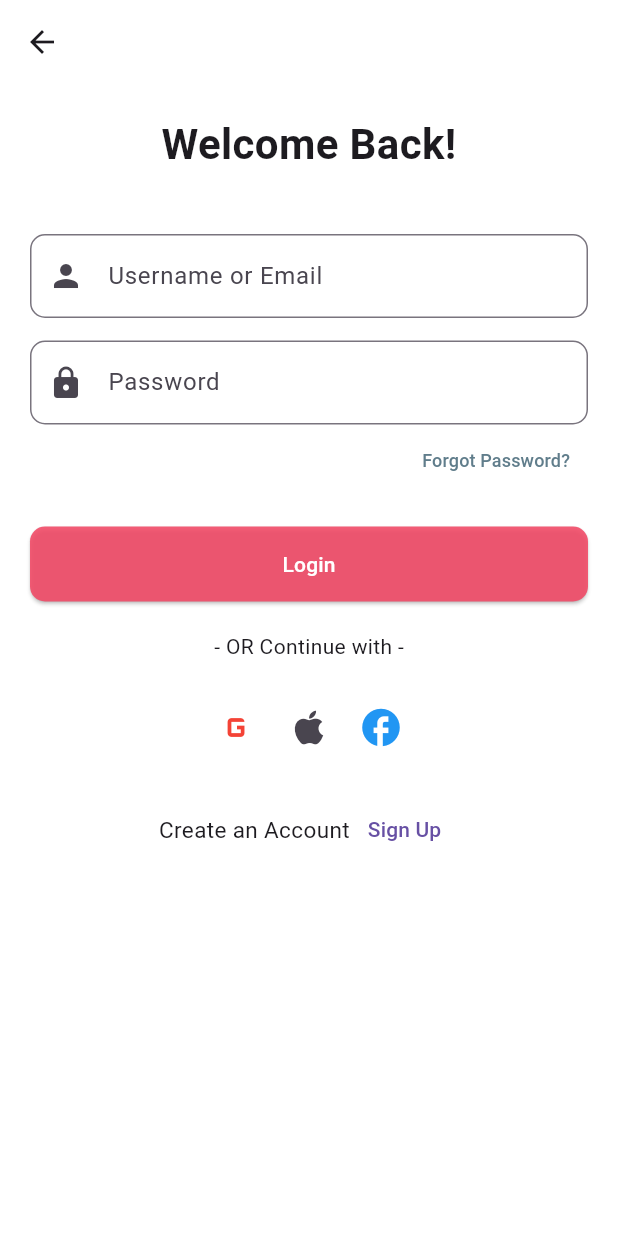
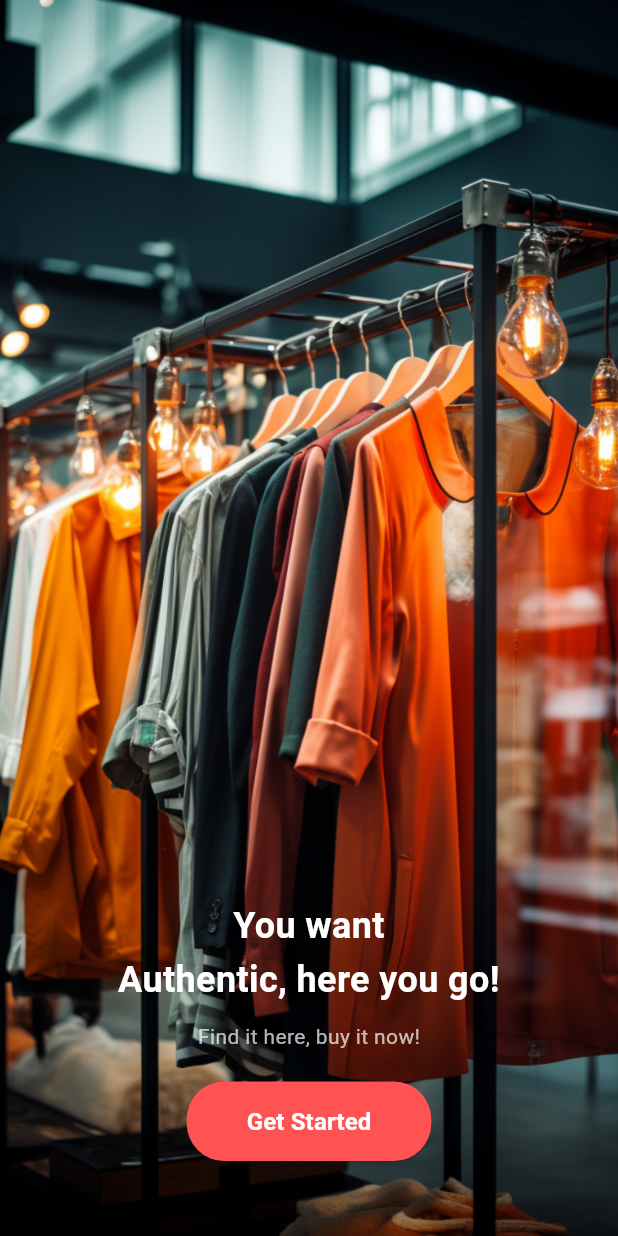
Before and after one commit to shawonkst21/flutterProjects, a Flutter app: the LoginPage screen opened by its route, after a tap on "Login", on a phone screen of 412 x 824 dp. Run offline on Flutter 3.47's test engine with Material 3 defaults, Android fonts, the phone set to English and light mode, and no system bars.

Commit message:
add intro

```diff
--- /dev/null
+++ b/lib/intro.dart
@@ -0,0 +1,76 @@
+import 'package:flutter/material.dart';
+
+class IntroPage extends StatelessWidget {
+  @override
+  Widget build(BuildContext context) {
+    return Scaffold(
+      body: Container(
+        decoration: BoxDecoration(
+          image: DecorationImage(
+            image: AssetImage('assets/intro.jpg'), // Path to your image
+            fit: BoxFit.cover, // Adjusts how the image fits the container
+          ),
+        ),
+        child: Stack(
+          children: [
+            // Text and Button
+            Align(
+              alignment: Alignment.bottomCenter, // Align to bottom center
+              child: Padding(
+                padding: const EdgeInsets.only(
+                    bottom: 50.0), // Adjust bottom padding
+                child: Column(
+                  mainAxisSize: MainAxisSize.min, // Keeps content compact
+                  children: [
+                    const Text(
+                      "You want\nAuthentic, here you go!",
+                      textAlign: TextAlign.center,
+                      style: TextStyle(
+                        color: Colors.white,
+                        fontSize: 24,
+                        fontWeight: FontWeight.bold,
+                        height: 1.5, // Line height
+                      ),
+                    ),
+                    const SizedBox(height: 10),
+                    const Text(
+                      "Find it here, buy it now!",
+                      style: TextStyle(
+                        color: Colors.white70,
+                        fontSize: 14,
+                      ),
+                    ),
+                    const SizedBox(height: 20),
+                    ElevatedButton(
+                      onPressed: () {
+                        // Button logic
+                      },
+                      style: ElevatedButton.styleFrom(
+                        backgroundColor: Colors.redAccent, // Button color
+                        foregroundColor: Colors.white, // Text color
+                        shape: RoundedRectangleBorder(
+                          borderRadius: BorderRadius.circular(25),
+                        ),
+                        padding: const EdgeInsets.symmetric(
+                          horizontal: 40,
+                          vertical: 15,
+                        ),
+                      ),
+                      child: const Text(
+                        "Get Started",
+                        style: TextStyle(
+                          fontSize: 16,
+                          fontWeight: FontWeight.bold,
+                        ),
+                      ),
+                    ),
+                  ],
+                ),
+              ),
+            ),
+          ],
+        ),
+      ),
+    );
+  }
+}
--- a/lib/main.dart
+++ b/lib/main.dart
@@ -1,7 +1,8 @@
 import 'package:flutter/material.dart';
 import 'package:hi/OnboardingScreen.dart';
+import 'package:hi/intro.dart';
 import 'package:hi/login.dart';
-
+import 'package:hi/signup.dart';
 
 void main() {
   runApp(const MyApp());
@@ -20,6 +21,8 @@ class MyApp extends StatelessWidget {
       routes: {
         '/home': (context) => const OnboardingScreen(),
         '/login': (context) => const LoginPage(),
+        '/signup': (context) => const SignuPage(),
+        '/intro': (context) => IntroPage(),
       },
     );
   }
--- a/pubspec.yaml
+++ b/pubspec.yaml
@@ -66,7 +66,7 @@ flutter:
      - assets/test.png
      - assets/make_payment.png
      - assets/order.png
-  #   - assets/a_dot_ham.jpeg
+     - assets/intro.jpg
 
   # An image asset can refer to one or more resolution-specific "variants", see
   # https://flutter.dev/to/resolution-aware-images
```
Also changed, not shown: lib/login.dart (+6 -2 lines), lib/signup.dart (renamed from lib/loginSreen.dart, +73 -55 lines), assets/intro.jpg (added).
